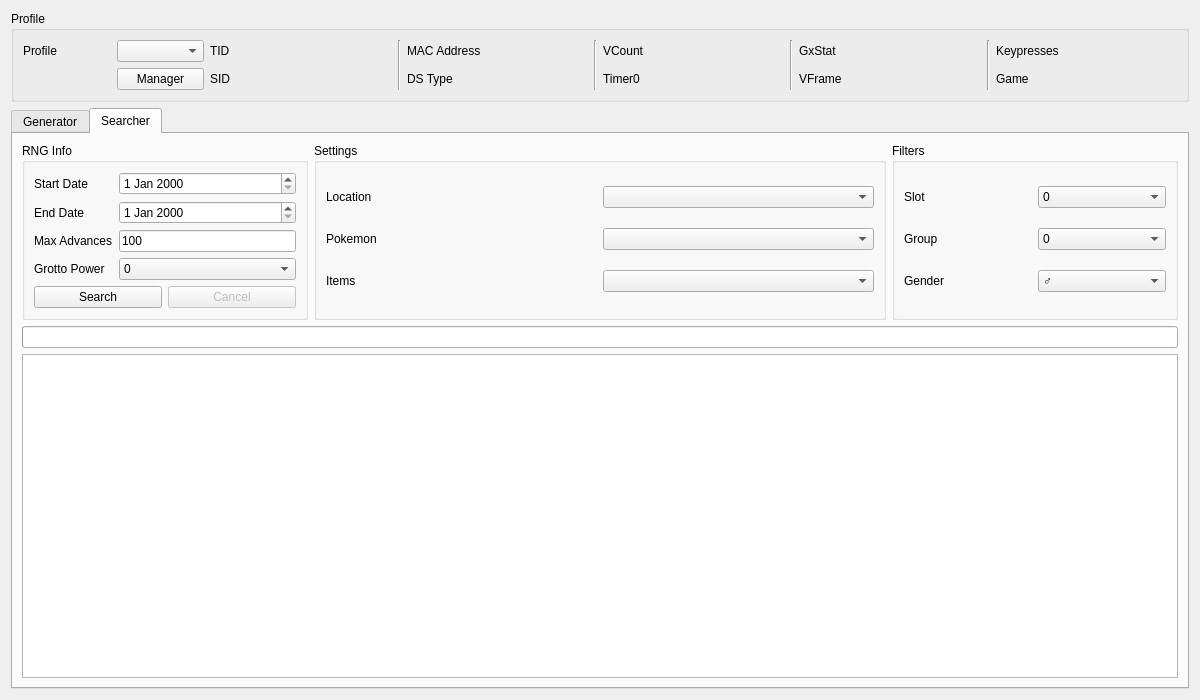
Qt form Source/Form/Gen5/HiddenGrotto.ui (Admiral-Fish/PokeFinder) before a commit.
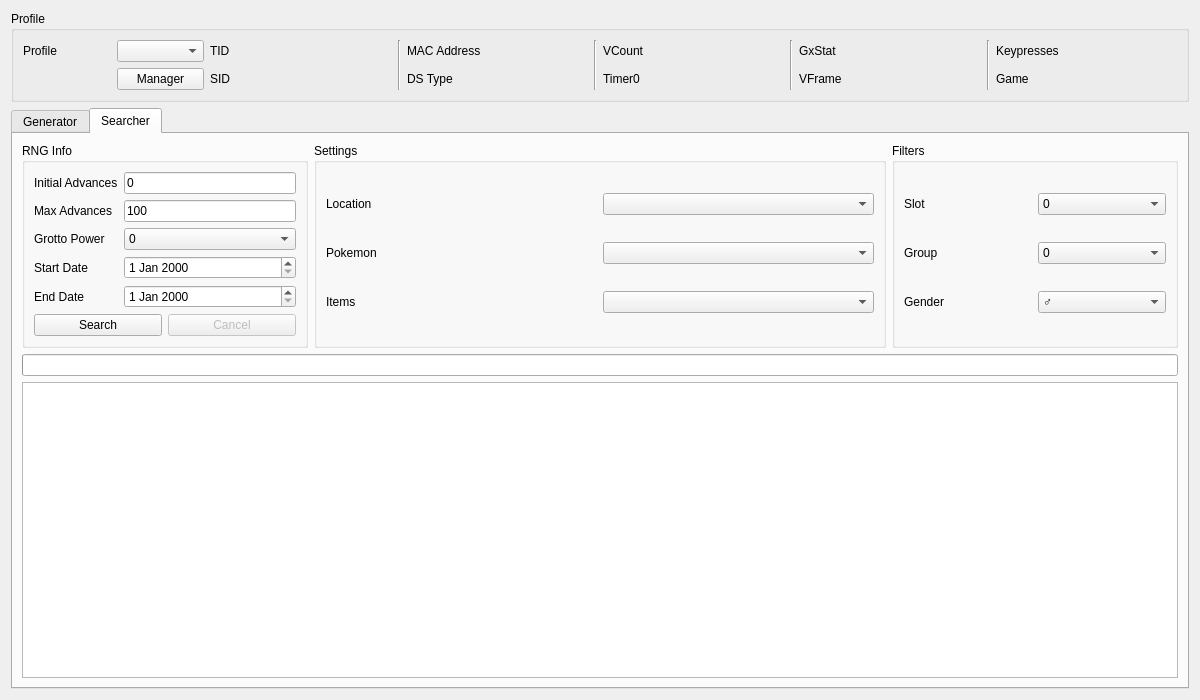
The same form after that commit. The open tabs and pages were chosen to show the change. Custom widgets are drawn as their Qt base class.

Commit message: Add initial advances for gen 5 searchers

Patch:
```diff
--- a/Source/Form/Gen5/HiddenGrotto.ui
+++ b/Source/Form/Gen5/HiddenGrotto.ui
@@ -482,47 +482,41 @@
          </property>
          <layout class="QGridLayout" name="gridLayout_9">
           <item row="0" column="0">
-           <widget class="QLabel" name="labelSearcherStartDate">
+           <widget class="QLabel" name="labelSearcherInitialAdvances">
             <property name="text">
-             <string>Start Date</string>
+             <string>Initial Advances</string>
             </property>
            </widget>
           </item>
           <item row="0" column="1">
-           <widget class="DateEdit" name="dateEditSearcherStartDate"/>
+           <widget class="TextBox" name="textBoxSearcherInitialAdvances">
+            <property name="text">
+             <string>0</string>
+            </property>
+           </widget>
           </item>
           <item row="1" column="0">
-           <widget class="QLabel" name="labelSearcherEndDate">
-            <property name="text">
-             <string>End Date</string>
-            </property>
-           </widget>
-          </item>
-          <item row="1" column="1">
-           <widget class="DateEdit" name="dateEditSearcherEndDate"/>
-          </item>
-          <item row="2" column="0">
            <widget class="QLabel" name="labelSearcherMaxAdvances">
             <property name="text">
              <string>Max Advances</string>
             </property>
            </widget>
           </item>
-          <item row="2" column="1">
+          <item row="1" column="1">
            <widget class="TextBox" name="textBoxSearcherMaxAdvances">
             <property name="text">
              <string notr="true">100</string>
             </property>
            </widget>
           </item>
-          <item row="3" column="0">
+          <item row="2" column="0">
            <widget class="QLabel" name="labelSearcherGrottoPower">
             <property name="text">
              <string>Grotto Power</string>
             </property>
            </widget>
           </item>
-          <item row="3" column="1">
+          <item row="2" column="1">
            <widget class="ComboBox" name="comboBoxSearcherGrottoPower">
             <item>
              <property name="text">
@@ -551,7 +545,27 @@
             </item>
            </widget>
           </item>
-          <item row="4" column="0" colspan="2">
+          <item row="3" column="0">
+           <widget class="QLabel" name="labelSearcherStartDate">
+            <property name="text">
+             <string>Start Date</string>
+            </property>
+           </widget>
+          </item>
+          <item row="3" column="1">
+           <widget class="DateEdit" name="dateEditSearcherStartDate"/>
+          </item>
+          <item row="4" column="0">
+           <widget class="QLabel" name="labelSearcherEndDate">
+            <property name="text">
+             <string>End Date</string>
+            </property>
+           </widget>
+          </item>
+          <item row="4" column="1">
+           <widget class="DateEdit" name="dateEditSearcherEndDate"/>
+          </item>
+          <item row="5" column="0" colspan="2">
            <layout class="QHBoxLayout" name="horizontalLayout">
             <item>
              <widget class="QPushButton" name="pushButtonSearch">
```
Left out of the diff: 2 changed lines with no effect on the pictures. The commit also changes 5 other files.
